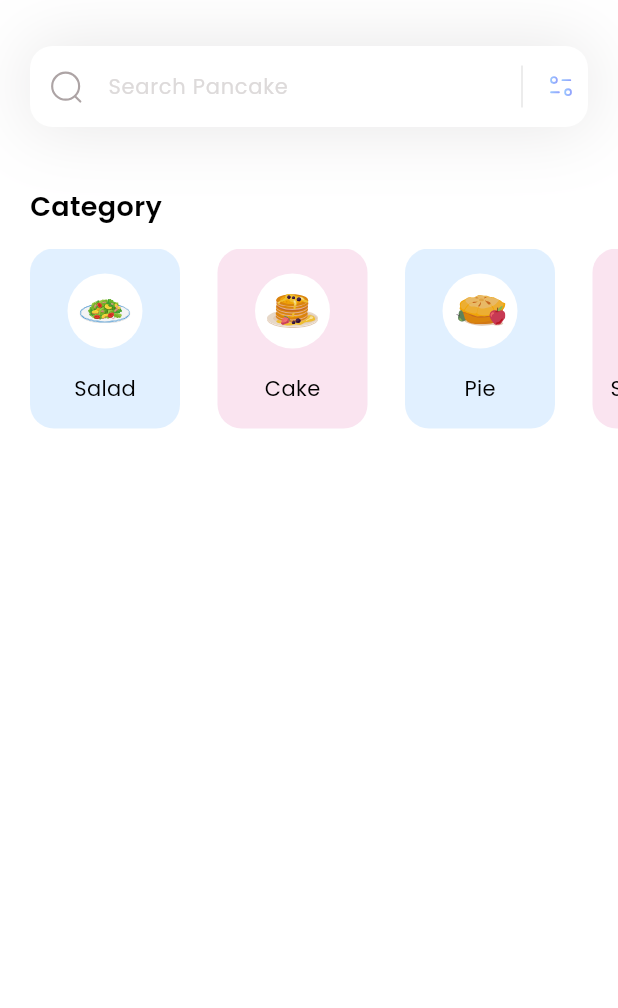
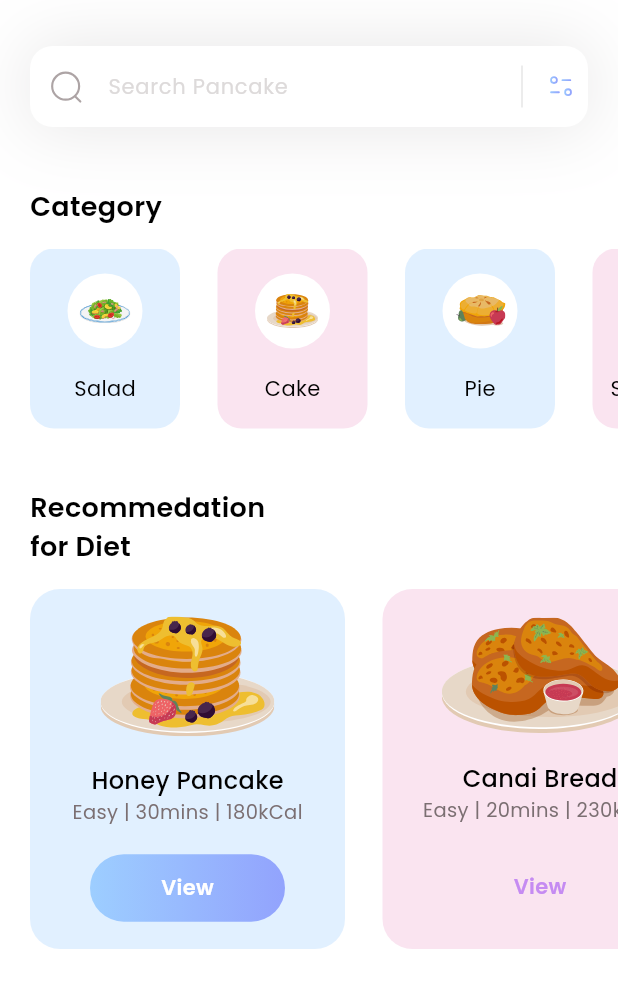
Before and after one commit to jonik2909/breakfast, a Flutter app: the screen it shows after launch, on a phone screen of 412 x 824 dp, the part 98-1106 px from its top. Run offline on Flutter 3.47's test engine with Material 3 defaults, Android fonts, the phone set to English and light mode, and no system bars; our stand-ins replace flutter_svg.

Commit message:
feat: develop recommendation diet view

```diff
--- /dev/null
+++ b/lib/models/diet_model.dart
@@ -0,0 +1,44 @@
+import 'package:flutter/material.dart';
+
+class DietModel {
+  String name;
+  String iconPath;
+  String level;
+  String duration;
+  String calorie;
+  Color boxColor;
+  bool viewIsSelected;
+
+  DietModel(
+      {required this.name,
+      required this.iconPath,
+      required this.level,
+      required this.duration,
+      required this.calorie,
+      required this.boxColor,
+      required this.viewIsSelected});
+
+  static List<DietModel> getDiets() {
+    List<DietModel> diets = [];
+
+    diets.add(DietModel(
+        name: 'Honey Pancake',
+        iconPath: 'assets/icons/honey-pancakes.svg',
+        level: 'Easy',
+        duration: '30mins',
+        calorie: '180kCal',
+        viewIsSelected: true,
+        boxColor: Color(0xff9DCEFF)));
+
+    diets.add(DietModel(
+        name: 'Canai Bread',
+        iconPath: 'assets/icons/canai-bread.svg',
+        level: 'Easy',
+        duration: '20mins',
+        calorie: '230kCal',
+        viewIsSelected: false,
+        boxColor: Color(0xffEEA4CE)));
+
+    return diets;
+  }
+}
--- a/lib/pages/home.dart
+++ b/lib/pages/home.dart
@@ -1,4 +1,5 @@
 import 'package:fitness/models/category_models.dart';
+import 'package:fitness/models/diet_model.dart';
 import 'package:flutter/material.dart';
 import 'package:flutter_svg/svg.dart';
 
@@ -11,21 +12,126 @@ class HomePage extends StatefulWidget {
 
 class _HomePageState extends State<HomePage> {
   List<CategoryModel> categories = [];
+  List<DietModel> diets = [];
 
-  void _getCategories() {
+  void _getInitialInfo() {
     categories = CategoryModel.getCategories();
+    diets = DietModel.getDiets();
   }
 
   @override
   Widget build(BuildContext context) {
-    _getCategories();
+    _getInitialInfo();
+
     return Scaffold(
       appBar: appBar(),
       backgroundColor: Colors.white,
       body: Column(
         crossAxisAlignment: CrossAxisAlignment.start,
-        children: [_searchField(), SizedBox(height: 40), _categoriesSection()],
+        children: [
+          _searchField(),
+          SizedBox(height: 40),
+          _categoriesSection(),
+          SizedBox(height: 40),
+          _dietSection(),
+        ],
       ),
+    );
+  }
+
+  Column _dietSection() {
+    return Column(
+      crossAxisAlignment: CrossAxisAlignment.start,
+      children: [
+        Padding(
+          padding: const EdgeInsets.only(left: 20),
+          child: Text(
+            'Recommedation\nfor Diet',
+            style: TextStyle(
+              color: Colors.black,
+              fontSize: 18,
+              fontWeight: FontWeight.w600,
+            ),
+          ),
+        ),
+        SizedBox(height: 15),
+        Container(
+          height: 240,
+          child: ListView.separated(
+            itemCount: diets.length,
+            scrollDirection: Axis.horizontal,
+            padding: EdgeInsets.only(left: 20, right: 20),
+            separatorBuilder: (context, index) => SizedBox(width: 25),
+            itemBuilder: (context, index) {
+              return Container(
+                width: 210,
+                decoration: BoxDecoration(
+                  color: diets[index].boxColor.withOpacity(0.3),
+                  borderRadius: BorderRadius.circular(20),
+                ),
+                child: Column(
+                  mainAxisAlignment: MainAxisAlignment.spaceEvenly,
+                  children: [
+                    SvgPicture.asset(diets[index].iconPath),
+                    Column(
+                      children: [
+                        Text(
+                          diets[index].name,
+                          style: TextStyle(
+                            fontWeight: FontWeight.w500,
+                            color: Colors.black,
+                            fontSize: 16,
+                          ),
+                        ),
+                        Text(
+                          diets[index].level +
+                              ' | ' +
+                              diets[index].duration +
+                              ' | ' +
+                              diets[index].calorie,
+                          style: TextStyle(
+                            fontWeight: FontWeight.w400,
+                            color: Color(0xff7B6F72),
+                            fontSize: 13,
+                          ),
+                        ),
+                      ],
+                    ),
+                    Container(
+                      width: 130,
+                      height: 45,
+                      child: Center(
+                        child: Text(
+                          'View',
+                          style: TextStyle(
+                            fontWeight: FontWeight.w600,
+                            color: diets[index].viewIsSelected
+                                ? Colors.white
+                                : Color(0xffC58BF2),
+                            fontSize: 14,
+                          ),
+                        ),
+                      ),
+                      decoration: BoxDecoration(
+                          gradient: LinearGradient(
+                            colors: [
+                              diets[index].viewIsSelected
+                                  ? Color(0xff9DCEFF)
+                                  : Colors.transparent,
+                              diets[index].viewIsSelected
+                                  ? Color(0xff92A3FD)
+                                  : Colors.transparent,
+                            ],
+                          ),
+                          borderRadius: BorderRadius.circular(50)),
+                    )
+                  ],
+                ),
+              );
+            },
+          ),
+        )
+      ],
     );
   }
 
@@ -93,62 +199,7 @@ class _HomePageState extends State<HomePage> {
     );
   }
 
-  AppBar appBar() {
-    return AppBar(
-      title: Text(
-        'BreakFast',
-        style: TextStyle(
-            color: Colors.black, fontSize: 18, fontWeight: FontWeight.bold),
-      ),
-      backgroundColor: Colors.white,
-      elevation: 0.0,
-      centerTitle: true,
-      leading: GestureDetector(
-        onTap: () {},
-        child: Container(
-          margin: EdgeInsets.all(10),
-          alignment: Alignment.center,
-          child: SvgPicture.asset(
-            'assets/icons/Arrow - Left 2.svg',
-            width: 20,
-            height: 20,
-          ),
-          width: 30,
-          height: 30,
-          decoration: BoxDecoration(
-              color: Color(0xffF7F8F8),
-              borderRadius: BorderRadius.circular(10)),
-        ),
-      ),
-      actions: [
-        GestureDetector(
-          onTap: () {},
-          child: Container(
-            margin: EdgeInsets.all(10),
-            alignment: Alignment.center,
-            width: 37,
-            child: SvgPicture.asset(
-              'assets/icons/dots.svg',
-              width: 5,
-              height: 5,
-            ),
-            decoration: BoxDecoration(
-                color: Color(0xffF7F8F8),
-                borderRadius: BorderRadius.circular(10)),
-          ),
-        ),
-      ],
-    );
-  }
-}
-
-class _searchField extends StatelessWidget {
-  const _searchField({
-    super.key,
-  });
-
-  @override
-  Widget build(BuildContext context) {
+  Container _searchField() {
     return Container(
       margin: EdgeInsets.only(top: 40, left: 20, right: 20),
       decoration: BoxDecoration(boxShadow: [
@@ -200,4 +251,52 @@ class _searchField extends StatelessWidget {
       ),
     );
   }
+
+  AppBar appBar() {
+    return AppBar(
+      title: Text(
+        'BreakFast',
+        style: TextStyle(
+            color: Colors.black, fontSize: 18, fontWeight: FontWeight.bold),
+      ),
+      backgroundColor: Colors.white,
+      elevation: 0.0,
+      centerTitle: true,
+      leading: GestureDetector(
+        onTap: () {},
+        child: Container(
+          margin: EdgeInsets.all(10),
+          alignment: Alignment.center,
+          child: SvgPicture.asset(
+            'assets/icons/Arrow - Left 2.svg',
+            width: 20,
+            height: 20,
+          ),
+          width: 30,
+          height: 30,
+          decoration: BoxDecoration(
+              color: Color(0xffF7F8F8),
+              borderRadius: BorderRadius.circular(10)),
+        ),
+      ),
+      actions: [
+        GestureDetector(
+          onTap: () {},
+          child: Container(
+            margin: EdgeInsets.all(10),
+            alignment: Alignment.center,
+            width: 37,
+            child: SvgPicture.asset(
+              'assets/icons/dots.svg',
+              width: 5,
+              height: 5,
+            ),
+            decoration: BoxDecoration(
+                color: Color(0xffF7F8F8),
+                borderRadius: BorderRadius.circular(10)),
+          ),
+        ),
+      ],
+    );
+  }
 }
```
